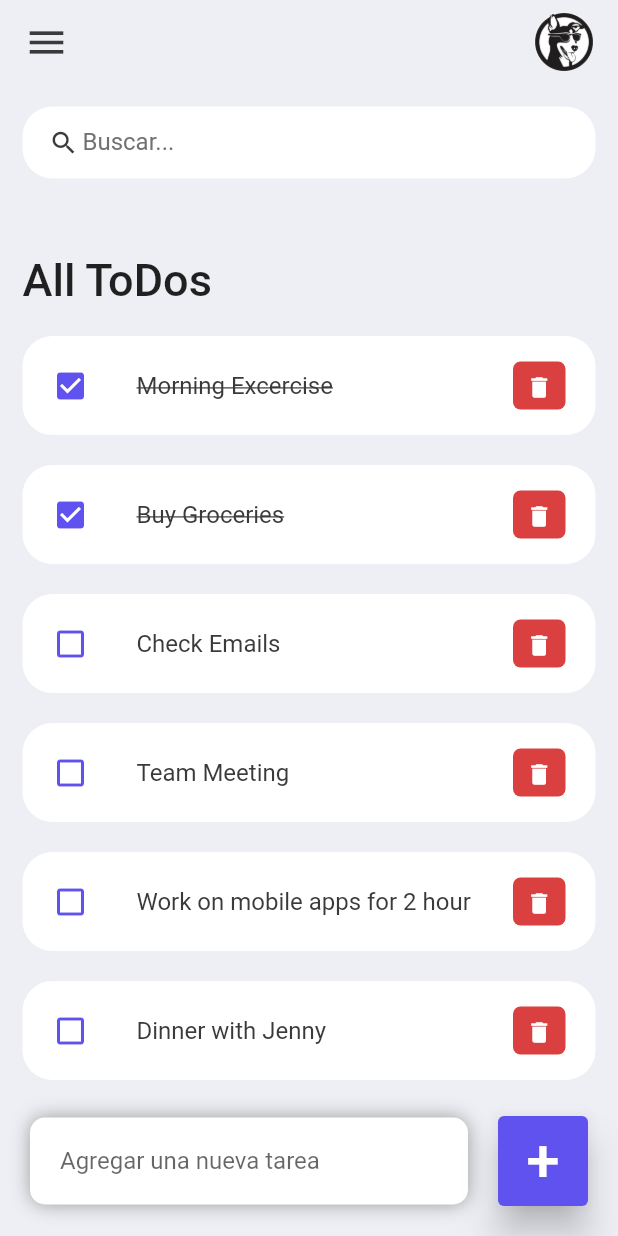
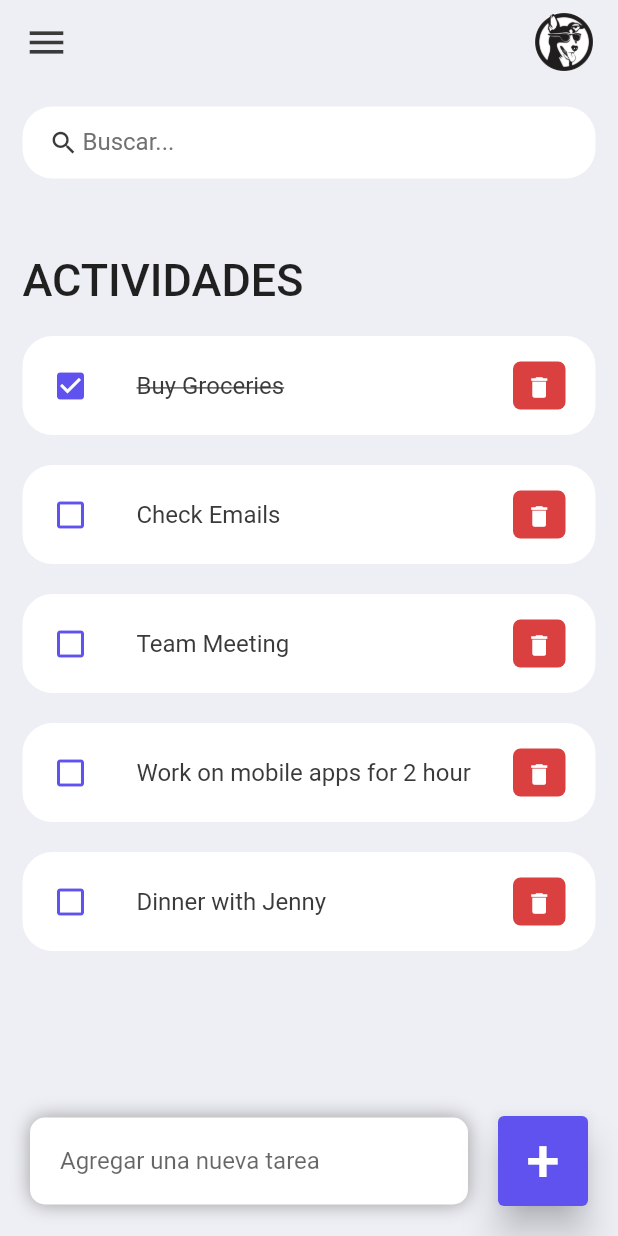
Before and after one commit to emmaprofemx/ToDoApp-Flutter, a Flutter app: the screen it shows after launch, after a tap on the "delete" icon, on a phone screen of 412 x 824 dp. Run offline on Flutter 3.47's test engine with Material 2 defaults, Android fonts, the phone set to English and light mode, and no system bars.

Commit message:
Funcion de eliminar funcional

```diff
--- a/lib/home.dart
+++ b/lib/home.dart
@@ -35,7 +35,7 @@ class _HomeState extends State<Home> {
                       top: 50,
                       bottom: 20,
                     ),
-                    child: Text('All ToDos' ,
+                    child: Text('ACTIVIDADES' ,
                     style: TextStyle(
                       fontSize: 30,
                       fontWeight: FontWeight.w500,
@@ -43,8 +43,9 @@ class _HomeState extends State<Home> {
                   ) ,
                   for(ToDo todo in todosList)
                   //Obtenemos los mensajes de los objetos creados dentro de la clase todo
-                  ToDoItem(todo: todo,onToDoChanged: _handleToDoChange ,
-                  onDeleteItem: () {},),
+                  ToDoItem(
+                  todo: todo,onToDoChanged: _handleToDoChange ,
+                  onDeleteItem: _deleteToDoItem,),
 
 
 
@@ -108,11 +109,17 @@ class _HomeState extends State<Home> {
 
 void _handleToDoChange(ToDo todo){
   setState(() {
+    //Se inicia como falso
     todo.isDone = !todo.isDone;
   });
-
 }
 
+//Creacion de metodo para eliminar una nota
+void _deleteToDoItem(String id){
+  setState(() {
+    todosList.removeWhere((item) => item.id == id);
+  });
+}
 
 Widget searchBox(){
   return Container(
--- a/lib/todo_item.dart
+++ b/lib/todo_item.dart
@@ -78,7 +78,8 @@ class ToDoItem extends StatelessWidget {
               iconSize: 18,
               icon: Icon(Icons.delete),
               onPressed: () {
-                print('Clicked on Delete Item,');
+                //print('Clicked on Delete Item,');
+                onDeleteItem(todo.id);
               }, ),
           ),
       ),
```
